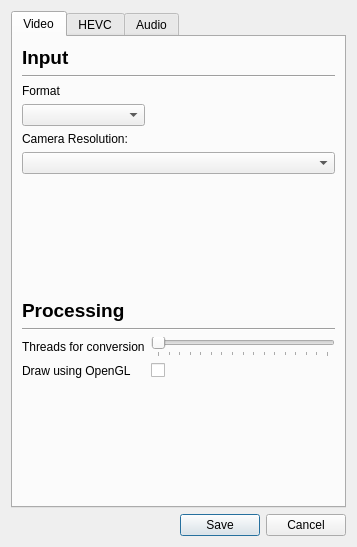
First picture: the form in ui/advancedSettings.ui, repository ultravideo/uvgComm, before the edit.
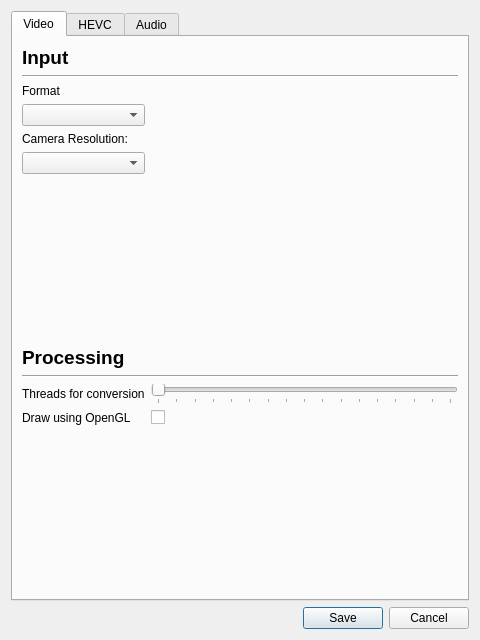
Second picture: the form after the edit. The open tabs and pages were chosen to show the change.

Commit message: Further improvements to settings gui. Made windows slightly larger.

Diff of the .ui file:
```diff
--- a/ui/advancedSettings.ui
+++ b/ui/advancedSettings.ui
@@ -6,8 +6,8 @@
    <rect>
     <x>0</x>
     <y>0</y>
-    <width>357</width>
-    <height>547</height>
+    <width>480</width>
+    <height>640</height>
    </rect>
   </property>
   <property name="windowTitle">
@@ -128,16 +128,6 @@
          </property>
         </widget>
        </item>
-       <item row="5" column="0" colspan="2">
-        <widget class="QComboBox" name="resolution">
-         <property name="minimumSize">
-          <size>
-           <width>0</width>
-           <height>0</height>
-          </size>
-         </property>
-        </widget>
-       </item>
        <item row="0" column="0" colspan="2">
         <widget class="QLabel" name="Input">
          <property name="font">
@@ -183,6 +173,22 @@
          </property>
         </widget>
        </item>
+       <item row="5" column="0">
+        <widget class="QComboBox" name="resolution">
+         <property name="minimumSize">
+          <size>
+           <width>0</width>
+           <height>0</height>
+          </size>
+         </property>
+         <property name="maximumSize">
+          <size>
+           <width>164</width>
+           <height>16777215</height>
+          </size>
+         </property>
+        </widget>
+       </item>
       </layout>
      </widget>
      <widget class="QWidget" name="KvazaarTab">
```
Left out of the diff: 31 changed lines with no effect on the pictures. The commit also changes 2 other files.
